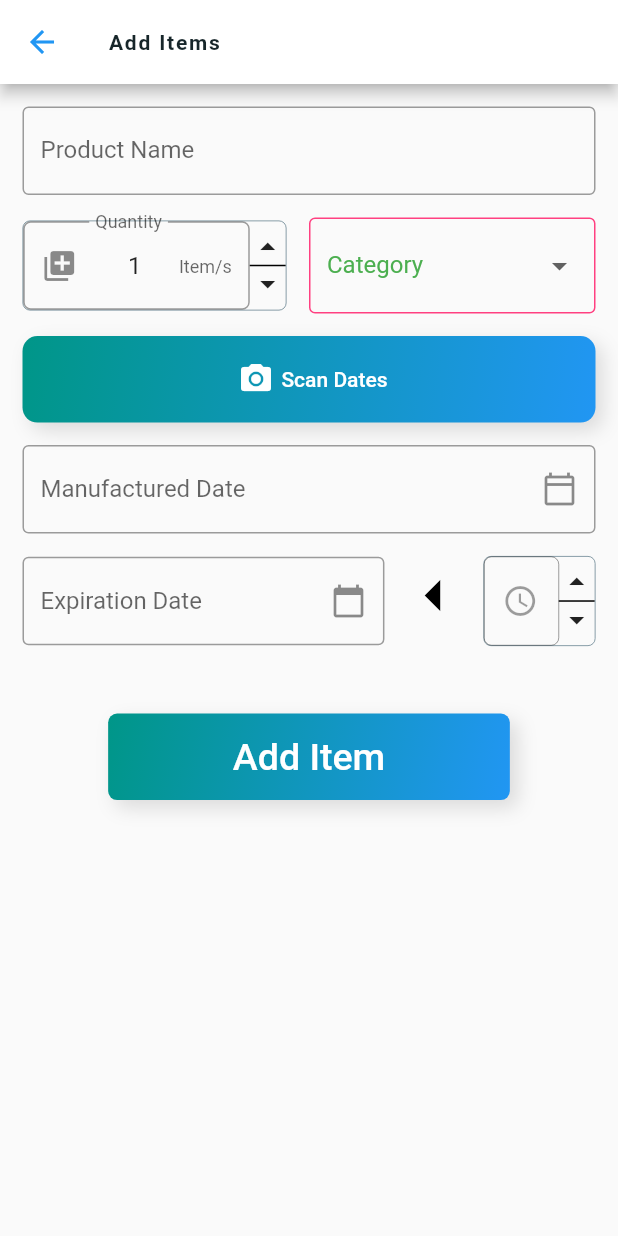
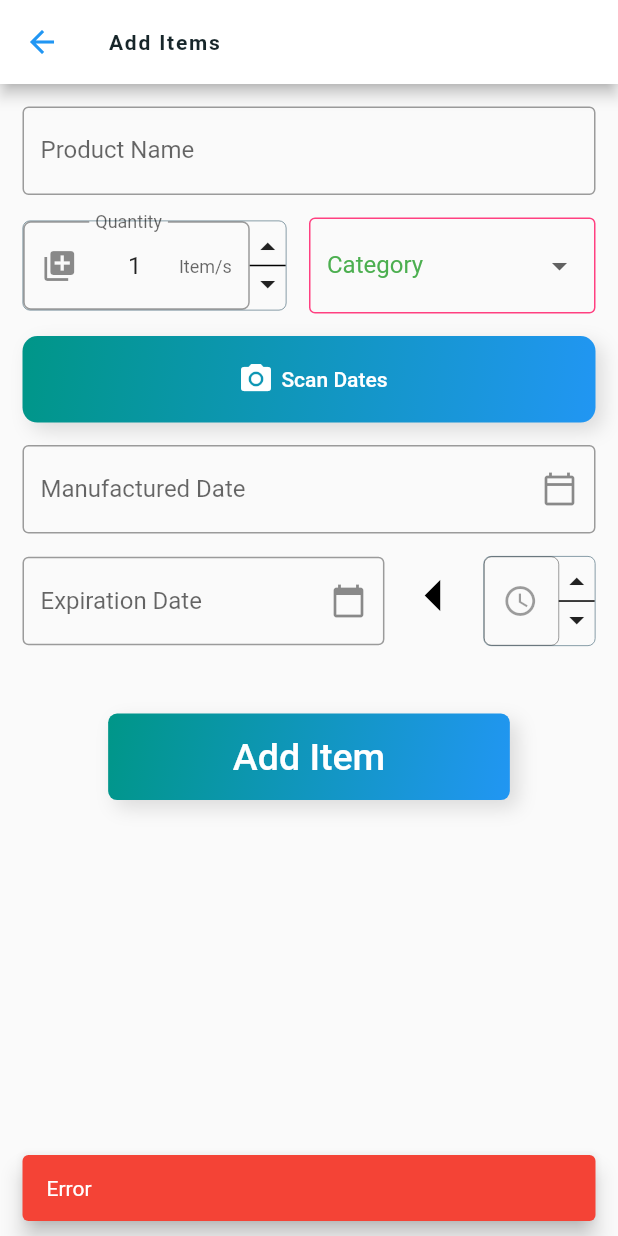
Before and after one commit to lakshanmaheshka/RT-GEM, a Flutter app: the AddGrocery screen opened directly, after a tap on "Add Item", on a phone screen of 412 x 824 dp. Run offline on Flutter 3.47's test engine with Material 2 defaults, Android fonts, the phone set to English and light mode, and no system bars; our stand-ins replace camera, cloud_firestore, equatable, firebase_auth, firebase_core, fl_chart and 5 more; missing offline and left inert: google_ml_kit, random_color; accounts and stored records are empty; Roboto replaces fonts that are missing (Quicksand).

Commit message:
wrote exception handling code

```diff
--- a/lib/widgets/isApp/views/add_grocery.dart
+++ b/lib/widgets/isApp/views/add_grocery.dart
@@ -26,31 +26,7 @@ class AddGrocery extends StatelessWidget {
       child: Scaffold( appBar: AppBar(
         title: Text("Add Items"),
       ),
-          body:  Container( child: Column(
-            children: [
-           /*   Center(
-                child: ElevatedButton(
-                  child: Text('Open route'),
-                  onPressed: () async {
-
-
-                    try {
-                      WidgetsFlutterBinding.ensureInitialized();
-                      cameras = await availableCameras();
-                    } on CameraException catch (e) {
-                      print(e);
-                    }
-                    Navigator.push(
-                      context,
-                      MaterialPageRoute(builder: (context) => CameraScreen()),
-                    );
-
-                  },
-                ),
-              ),*/
-              AddGroceryForm(),
-            ],
-          ),)),
+          body:  Container( child: AddGroceryForm(),)),
     );
   }
 }
--- a/lib/widgets/login_widgets/sign_up.dart
+++ b/lib/widgets/login_widgets/sign_up.dart
@@ -326,7 +326,7 @@ class _SignUpState extends State<SignUp> {
 
 
   void _toggleSignUpButton() {
-    CustomSnackBar(context, const Text('SignUp button pressed'));
+    CustomSnackBar(context, const Text('SignUp button pressed'),Colors.green);
   }
 
   void _toggleSignup() {
@@ -353,9 +353,9 @@ class _SignUpState extends State<SignUp> {
       final isSuccess = await provider.signup();
 
       if (isSuccess) {
-        CustomSnackBar(context, const Text('Create User Success!'));
+        CustomSnackBar(context, const Text('Create User Success!'),Colors.green);
       } else {
-        CustomSnackBar(context, const Text('An error occurred, please check your credentials!'));
+        CustomSnackBar(context, const Text('An error occurred, please check your credentials!'),Colors.red);
       }
     }
   }
--- a/lib/widgets/receipt_widgets/widgets/transaction_list_items.dart
+++ b/lib/widgets/receipt_widgets/widgets/transaction_list_items.dart
@@ -89,7 +89,7 @@ class _TransactionListItemsState extends State<TransactionListItems> {
                                 Database.deleteReceipt(
                                   docId: widget.documentId,
                                 );
-                                CustomSnackBar(context, const Text('Receipt Deleted'));
+                                CustomSnackBar(context, const Text('Receipt Deleted'),Colors.green);
                                 Navigator.pop(context);
                               },
                               child: Text(
--- a/lib/widgets/screen_views/form_views/add_grocery_formb.dart
+++ b/lib/widgets/screen_views/form_views/add_grocery_formb.dart
@@ -112,7 +112,7 @@ class _AddGroceryFormState extends State<AddGroceryForm>
   }
 
   void showMessage(String message, [MaterialColor color = Colors.red]) {
-    CustomSnackBar(context, Text(message));
+    CustomSnackBar(context, Text(message),Colors.green);
   }
 
   void _submitForm() {
@@ -156,8 +156,7 @@ class _AddGroceryFormState extends State<AddGroceryForm>
 
   @override
   Widget build(BuildContext context) {
-    return SingleChildScrollView(
-      child: GestureDetector(
+    return GestureDetector(
       onTap: () {
         _titleFocusNode.unfocus();
         _descriptionFocusNode.unfocus();
@@ -165,6 +164,7 @@ class _AddGroceryFormState extends State<AddGroceryForm>
       child: Container(
         child: Form(
           key: _addGroceryFormKey,
+          child: SingleChildScrollView(
             child: Column(
               mainAxisSize: MainAxisSize.min,
               children: <Widget>[
@@ -433,8 +433,7 @@ class _AddGroceryFormState extends State<AddGroceryForm>
                         Globaldata.stateChanged.value =  !Globaldata.stateChanged.value;
                       });
 
-
-
+                      try {
                         DateTime convertDate;
                         if(isExpirationTypeBestBefore == true){
                           convertDate = convertToDate(_controllerManufacture.text)!;
@@ -457,6 +456,15 @@ class _AddGroceryFormState extends State<AddGroceryForm>
                               manufacturedDate: convertToDate(_controllerManufacture.text)!,
                               expiryDate: convertToDate(_controllerExpiration.text)! );
                         }
+                        CustomSnackBar(context, const Text('Grocery Added'),Colors.green);
+
+                      } on Exception catch (exception) {
+                        CustomSnackBar(context, const Text('Theres an exception'),Colors.red);
+                      } catch (error) {
+                        CustomSnackBar(context, const Text('Error'),Colors.red);
+                      }
+
+
 
 
 
@@ -471,7 +479,6 @@ class _AddGroceryFormState extends State<AddGroceryForm>
                         dropdownValue = null;
                       });
 
-                      CustomSnackBar(context, const Text('Grocery Added'));
                     },
                     child: Container(
                       width: Responsive.deviceWidth(65, context),
--- a/lib/widgets/snackbar.dart
+++ b/lib/widgets/snackbar.dart
@@ -1,8 +1,8 @@
 import 'package:flutter/material.dart';
 
 class CustomSnackBar {
-  CustomSnackBar(BuildContext context, Widget content,
-      {SnackBarAction? snackBarAction, Color backgroundColor = Colors.green}) {
+  CustomSnackBar(BuildContext context, Widget content,Color backgroundColor,
+      {SnackBarAction? snackBarAction,}) {
     final SnackBar snackBar = SnackBar(
         action: snackBarAction,
         backgroundColor: backgroundColor,
```
Also changed, not shown: lib/widgets/login_widgets/sign_in.dart (+5 -5 lines), lib/widgets/receipt_widgets/views/add_receipt.dart (+13 -4 lines), lib/widgets/screen_views/form_views/update_grocery_tab.dart (+19 -6 lines). Lines whose indentation alone changed are shown as unchanged.
